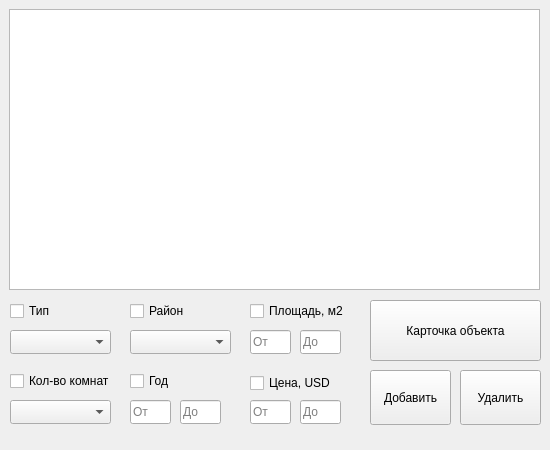
Above: 3sem/ПнаЯВУ/KURSOVOI/kursovoi/realestatebase.ui from mxrpheus6/bsuirLabs before the change. Below: the same form after it.
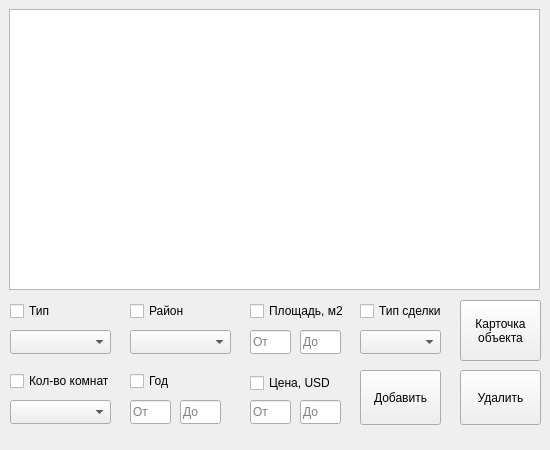
That is the form after the change.

Diff of the .ui file:
```diff
--- a/3sem/ПнаЯВУ/KURSOVOI/kursovoi/realestatebase.ui
+++ b/3sem/ПнаЯВУ/KURSOVOI/kursovoi/realestatebase.ui
@@ -158,14 +158,15 @@
   <widget class="QPushButton" name="pushButton_estate">
    <property name="geometry">
     <rect>
-     <x>370</x>
+     <x>460</x>
      <y>300</y>
-     <width>171</width>
+     <width>81</width>
      <height>61</height>
     </rect>
    </property>
    <property name="text">
-    <string>Карточка объекта</string>
+    <string>Карточка
+объекта</string>
    </property>
   </widget>
   <widget class="QPushButton" name="pushButton_delete">
@@ -210,7 +211,7 @@
   <widget class="QPushButton" name="pushButton_add">
    <property name="geometry">
     <rect>
-     <x>370</x>
+     <x>360</x>
      <y>370</y>
      <width>81</width>
      <height>55</height>
@@ -278,6 +279,32 @@
     <string>От</string>
    </property>
   </widget>
+  <widget class="QComboBox" name="comboBox_deal">
+   <property name="geometry">
+    <rect>
+     <x>360</x>
+     <y>330</y>
+     <width>81</width>
+     <height>24</height>
+    </rect>
+   </property>
+   <property name="placeholderText">
+    <string>Выберите</string>
+   </property>
+  </widget>
+  <widget class="QCheckBox" name="checkBox_deal">
+   <property name="geometry">
+    <rect>
+     <x>360</x>
+     <y>300</y>
+     <width>81</width>
+     <height>22</height>
+    </rect>
+   </property>
+   <property name="text">
+    <string>Тип сделки</string>
+   </property>
+  </widget>
  </widget>
  <resources/>
  <connections/>
```
